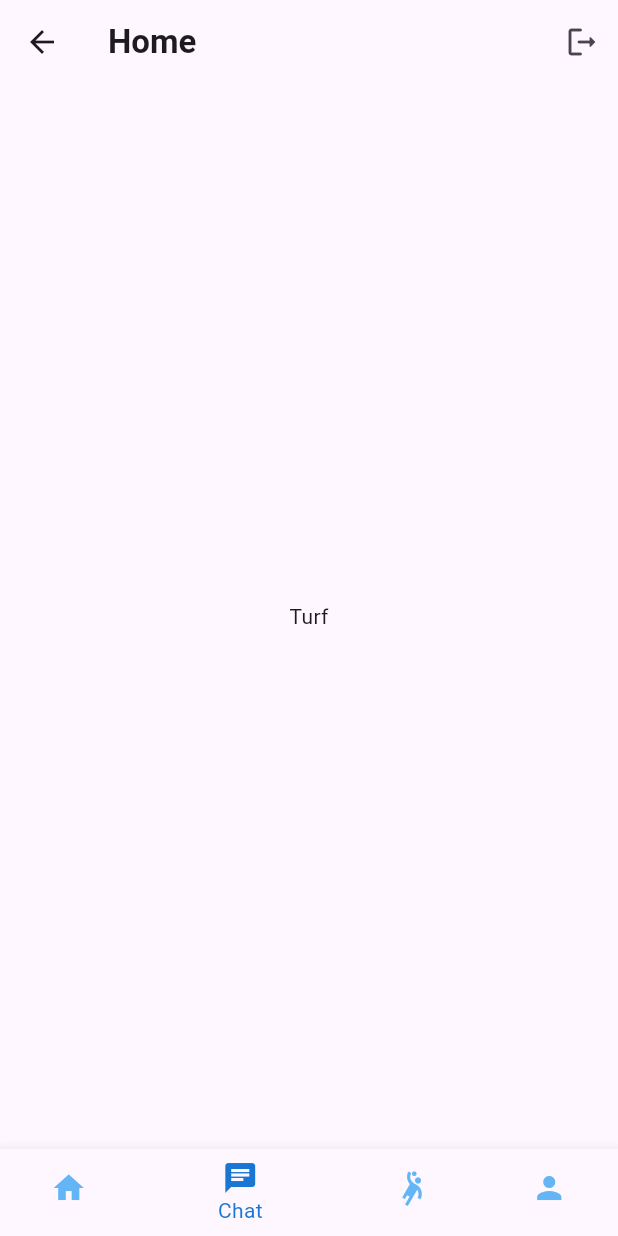
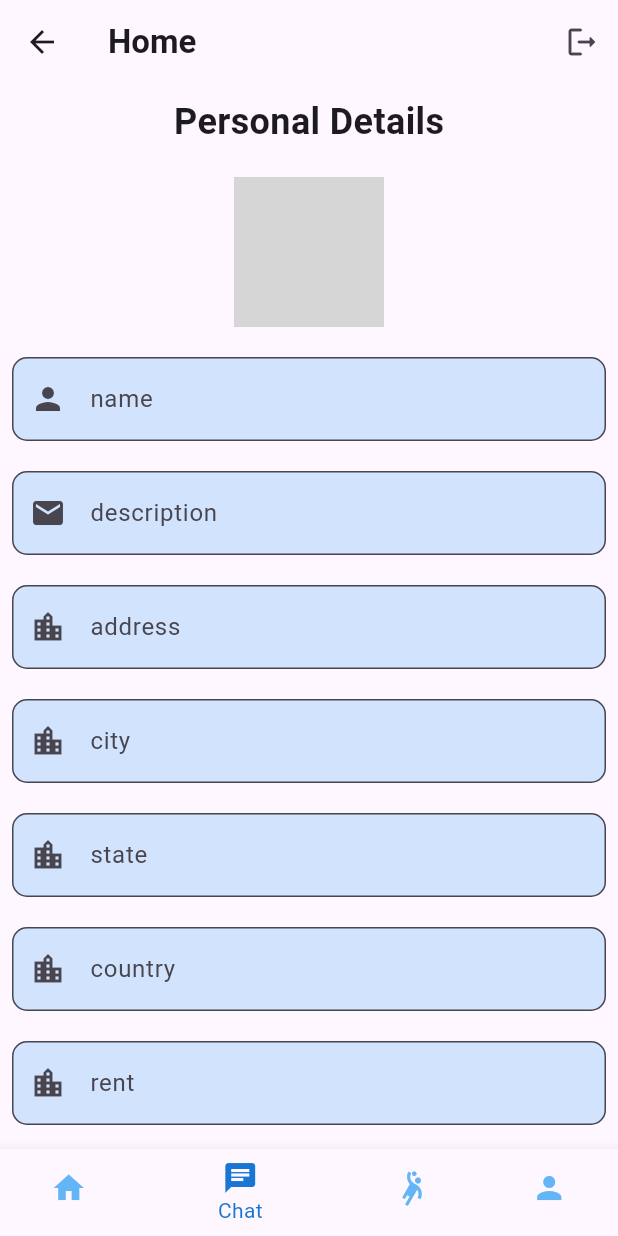
Before and after one commit to mayank0304/spoco_application, a Flutter app: the HomePage screen opened by its route, item 2 of the bottom bar chosen, on a phone screen of 412 x 824 dp. Run offline on Flutter 3.47's test engine with Material 3 defaults, Android fonts, the phone set to English and light mode, and no system bars; our stand-ins replace cloud_firestore, file_picker, firebase_auth, firebase_core, firebase_storage, geolocator; accounts and stored records are empty; network calls fail; grey boxes are pictures that could not be loaded.

Commit message:
Create Turf Model and Turf page

```diff
--- a/lib/model/turf.dart
+++ b/lib/model/turf.dart
@@ -11,10 +11,13 @@ capacity
 visibility preference
 */
 import 'package:cloud_firestore/cloud_firestore.dart';
+import 'package:spoco_app/utils/util.dart';
 
 class Turf {
   String name;
   String description;
+  String addressLine;
+  String country;
   String city;
   String state;
   GeoPoint location;
@@ -29,6 +32,8 @@ class Turf {
   Turf({
     required this.name,
     required this.description,
+    required this.addressLine,
+    required this.country,
     required this.city,
     required this.state,
     required this.location,
@@ -46,6 +51,8 @@ class Turf {
     return {
       'name': name,
       'description': description,
+      'addressLine': addressLine,
+      'country': country,
       'city': city,
       'state': state,
       'location': location,
@@ -64,6 +71,8 @@ class Turf {
     return Turf(
       name: map['name'],
       description: map['description'],
+      addressLine: map['addressLine'],
+      country: map['country'],
       city: map['city'],
       state: map['state'],
       location: map['location'],
@@ -76,4 +85,22 @@ class Turf {
       createdOn: (map['createdOn'] as Timestamp).toDate(),
     );
   }
+
+  static Turf getEmptyObject() {
+    return Turf(
+        name: "",
+        description: "",
+        addressLine: "",
+        country: "",
+        city: "",
+        state: "",
+        location: Util.geoPoint,
+        photos: [],
+        rent: 0,
+        condition: "Select Condition",
+        capacity: 0,
+        visibility: "Select Visibilty",
+        uid: Util.UID,
+        createdOn: DateTime.now());
+  }
 }
--- a/lib/screens/home_page.dart
+++ b/lib/screens/home_page.dart
@@ -1,5 +1,6 @@
 import 'package:firebase_auth/firebase_auth.dart';
 import 'package:flutter/material.dart';
+import 'package:spoco_app/screens/my_turfs_page.dart';
 // import 'package:geolocator/geolocator.dart';
 import 'package:spoco_app/screens/profile_page.dart';
 
@@ -20,7 +21,7 @@ class _HomePageState extends State<HomePage> {
 
   List widgets = [
     const Text("Home Page"),
-    const Text("Turf"),
+    const MyTurfsPage(),
     const Text("Sports"),
     const ProfilePage()
   ];
--- /dev/null
+++ b/lib/screens/my_turfs_page.dart
@@ -0,0 +1,289 @@
+import 'package:flutter/material.dart';
+import 'package:spoco_app/model/turf.dart';
+import 'package:spoco_app/services/turf-service.dart';
+
+class MyTurfsPage extends StatefulWidget {
+  const MyTurfsPage({ super.key});
+
+  @override
+  _MyTurfsPageState createState() => _MyTurfsPageState();
+}
+
+class _MyTurfsPageState extends State<MyTurfsPage> {
+  Turf turf = Turf.getEmptyObject();
+  final formKey = GlobalKey<FormState>();
+  TurfService service = TurfService();
+  bool ShowProgres = false;
+
+  addTurfToDB() async{
+    formKey.currentState!.save();
+    final result = await service.addTurf(turf);
+    if(result.contains["Successfully"]) {
+      setState(() {
+        ShowProgres = false;
+      });
+    }
+  }
+
+  @override
+  Widget build(BuildContext context) {
+    return Material(
+      // color: Colors.black,
+      child: ShowProgres ? const Center(
+        child: Column(
+          mainAxisAlignment: MainAxisAlignment.center,
+          children: [
+            CircularProgressIndicator(),
+            SizedBox(
+              height: 30,
+            ),
+            Text("Please wait...")
+          ],
+        ),
+      ) : Padding(
+        padding: const EdgeInsets.all(8.0),
+        child: SingleChildScrollView(
+          child: Form(
+            key: formKey,
+            child: Column(
+              children: [
+                const Center(
+                  child: Text(
+                    "Personal Details",
+                    style: TextStyle(
+                        // backgroundColor: Colors.deepPurple,
+                        // color: Colors.white,
+                        fontSize: 24,
+                        fontWeight: FontWeight.bold),
+                  ),
+                ),
+                const SizedBox(
+                  height: 20,
+                ),
+                GestureDetector(
+                  onTap: () {},
+                  child: CircleAvatar(
+                    radius: 50,
+                    backgroundImage: turf.photos.isEmpty ? const NetworkImage(
+                        "https://firebasestorage.googleapis.com/v0/b/spoco-cc192.appspot.com/o/profile-pics%2FWEhJwE1ySoTbnxG8HvlnVQqEAVk2.png?alt=media&token=c16af137-6d7a-4647-ba60-00b0b9f9b5f6") : NetworkImage(turf.photos[0]),
+                  ),
+                ),
+                const SizedBox(
+                  height: 20,
+                ),
+                TextFormField(
+                  decoration: InputDecoration(
+                    prefixIcon: const Icon(Icons.person),
+                      hintText: "name",
+                      labelStyle: const TextStyle(
+                          // color: Colors.grey,
+                          // fontWeight: FontWeight.bold
+                          ),
+                      border: const OutlineInputBorder(
+                          borderSide: BorderSide(width: 2),
+                          borderRadius: BorderRadius.all(Radius.circular(10))),
+                      fillColor: Colors.blue.withOpacity(0.2),
+                      filled: true),
+                  initialValue: turf.name.isNotEmpty ? turf.name : "",
+                  onSaved: (value) {
+                    turf.name = value!;
+                  },
+                ),
+                const SizedBox(
+                  height: 20,
+                ),
+                TextFormField(
+                  decoration: InputDecoration(
+                    prefixIcon: const Icon(Icons.email),
+                      hintText: "description",
+                      labelStyle: const TextStyle(
+                          // color: Colors.grey,
+                          // fontWeight: FontWeight.bold
+                          ),
+                      border: const OutlineInputBorder(
+                          borderSide: BorderSide(width: 3),
+                          borderRadius: BorderRadius.all(Radius.circular(10))),
+                      fillColor: Colors.blue.withOpacity(0.2),
+                      filled: true),
+                  initialValue: turf.description.isNotEmpty ? turf.description : "",
+                  onSaved: (value) {
+                    turf.description = value!;
+                  },
+                ),
+                const SizedBox(
+                  height: 20,
+                ),
+                TextFormField(
+                  initialValue:
+                      turf.addressLine.isNotEmpty ? turf.addressLine : "",
+                  decoration: InputDecoration(
+                    prefixIcon: const Icon(Icons.location_city),
+                      hintText: "address",
+                      labelStyle: const TextStyle(
+                          // color: Colors.grey,
+                          // fontWeight: FontWeight.bold
+                          ),
+                      border: const OutlineInputBorder(
+                          borderSide: BorderSide(width: 2),
+                          borderRadius: BorderRadius.all(Radius.circular(10))),
+                      fillColor: Colors.blue.withOpacity(0.2),
+                      filled: true),
+                  onSaved: (value) {
+                    turf.addressLine = value!;
+                  },
+                ),
+                const SizedBox(
+                  height: 20,
+                ),
+                TextFormField(
+                  initialValue: turf.city.isNotEmpty ? turf.city : "",
+                  decoration: InputDecoration(
+                    prefixIcon: const Icon(Icons.location_city),
+                      hintText: "city",
+                      labelStyle: const TextStyle(
+                          // color: Colors.grey,
+                          // fontWeight: FontWeight.bold
+                          ),
+                      border: const OutlineInputBorder(
+                          borderSide: BorderSide(width: 2),
+                          borderRadius: BorderRadius.all(Radius.circular(10))),
+                      fillColor: Colors.blue.withOpacity(0.2),
+                      filled: true),
+                  onSaved: (value) {
+                    turf.city = value!;
+                  },
+                ),
+                const SizedBox(
+                  height: 20,
+                ),
+                TextFormField(
+                  initialValue: turf.state.isNotEmpty ? turf.state : "",
+                  decoration: InputDecoration(
+                    prefixIcon: const Icon(Icons.location_city),
+                      hintText: "state",
+                      labelStyle: const TextStyle(
+                          // color: Colors.grey,
+                          // fontWeight: FontWeight.bold
+                          ),
+                      border: const OutlineInputBorder(
+                          borderSide: BorderSide(width: 2),
+                          borderRadius: BorderRadius.all(Radius.circular(10))),
+                      fillColor: Colors.blue.withOpacity(0.2),
+                      filled: true),
+                  onSaved: (value) {
+                    turf.state = value!;
+                  },
+                ),
+                const SizedBox(
+                  height: 20,
+                ),
+                TextFormField(
+                  initialValue: turf.country.isNotEmpty ? turf.country : "",
+                  decoration: InputDecoration(
+                    prefixIcon: const Icon(Icons.location_city),
+                      hintText: "country",
+                      labelStyle: const TextStyle(
+                          // color: Colors.grey,
+                          // fontWeight: FontWeight.bold
+                          ),
+                      border: const OutlineInputBorder(
+                          borderSide: BorderSide(width: 2),
+                          borderRadius: BorderRadius.all(Radius.circular(10))),
+                      fillColor: Colors.blue.withOpacity(0.2),
+                      filled: true),
+                  onSaved: (value) {
+                    turf.country = value!;
+                  },
+                ),
+                const SizedBox(
+                  height: 20,
+                ),
+
+                TextFormField(
+                  // initialValue: turf.rent.isNotEmpty ? turf.rent : "",
+                  decoration: InputDecoration(
+                    prefixIcon: const Icon(Icons.location_city),
+                      hintText: "rent",
+                      labelStyle: const TextStyle(
+                          // color: Colors.grey,
+                          // fontWeight: FontWeight.bold
+                          ),
+                      border: const OutlineInputBorder(
+                          borderSide: BorderSide(width: 2),
+                          borderRadius: BorderRadius.all(Radius.circular(10))),
+                      fillColor: Colors.blue.withOpacity(0.2),
+                      filled: true),
+                  onSaved: (value) {
+                    turf.rent = int.parse(value!);
+                  },
+                ),
+                const SizedBox(
+                  height: 20,
+                ),
+                 DropdownButtonFormField(
+                    value: turf.condition,
+                    items: ["Select Condition", "new", "old"].map((e) {
+                      return DropdownMenuItem(value: e, child: Text(e));
+                    }).toList(),
+                    onChanged: (value) {
+                      turf.condition = value!;
+                    }),
+                    const SizedBox(
+                  height: 20,
+                ),
+                TextFormField(
+                  // initialValue: turf.capacity.isNotEmpty ? turf.capacity : "",
+                  decoration: InputDecoration(
+                    prefixIcon: const Icon(Icons.location_city),
+                      hintText: "capacity",
+                      labelStyle: const TextStyle(
+                          // color: Colors.grey,
+                          // fontWeight: FontWeight.bold
+                          ),
+                      border: const OutlineInputBorder(
+                          borderSide: BorderSide(width: 2),
+                          borderRadius: BorderRadius.all(Radius.circular(10))),
+                      fillColor: Colors.blue.withOpacity(0.2),
+                      filled: true),
+                  onSaved: (value) {
+                    turf.capacity = int.parse(value!);
+                  },
+                ),
+                const SizedBox(
+                  height: 20,
+                ),
+                DropdownButtonFormField(
+                    value:"Select Visibility",
+                    items: [
+                      "Select Visibility",
+                      "Day",
+                      "Night",
+                      "Both"
+                    ].map((e) {
+                      return DropdownMenuItem(value: e, child: Text(e));
+                    }).toList(),
+                    onChanged: (value) {
+                      turf.visibility = value!;
+                    }),
+
+                const SizedBox(
+                  height: 20,
+                ),
+                ElevatedButton(
+                  onPressed: () async {
+                    setState((){
+                      ShowProgres = true;
+                      addTurfToDB();
+                    });
+                  },
+                  style: const ButtonStyle(),
+                  child: const Text("Save"),
+                )
+              ],
+            ),
+          ),
+        ),
+      ),
+    );
+  }
+}
--- a/lib/services/turf-service.dart
+++ b/lib/services/turf-service.dart
@@ -0,0 +1,33 @@
+import 'package:cloud_firestore/cloud_firestore.dart';
+import 'package:spoco_app/model/turf.dart';// Import your Turf model
+
+class TurfService {
+  // String? userID;
+  CollectionReference? turfCollection;
+
+  TurfService() {
+    turfCollection =
+        FirebaseFirestore.instance.collection("turfs");
+  }
+
+  // Add a Turf to the Firestore database
+  addTurf(Turf turf) {
+    turfCollection!.add(turf.toMap());
+  }
+
+  // Update an existing Turf in the Firestore database
+  updateTurf(Turf turf, String docID) {
+    turfCollection!.doc(docID).update(turf.toMap());
+  }
+
+  // Delete a Turf from the Firestore database
+  deleteTurf(String docID) {
+    turfCollection!.doc(docID).delete();
+  }
+
+  // Fetch all Turfs from the Firestore database
+  Future<List<Turf>> getTurfs() async {
+    QuerySnapshot querySnapshot = await turfCollection!.get();
+    return querySnapshot.docs.map((doc) => Turf.fromMap(doc.data() as Map<String, dynamic>)).toList();
+  }
+}
```
